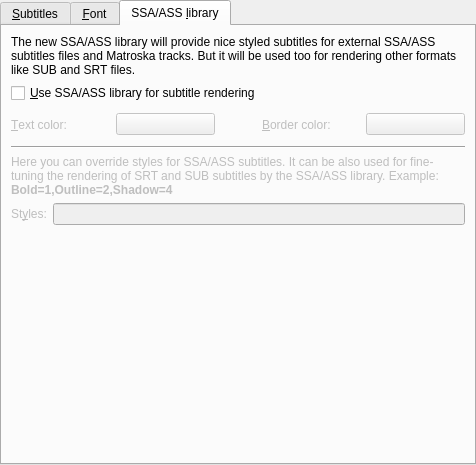
Above: src/prefsubtitles.ui from wilbert2000/wzplayer before the change. Below: the same form after it.
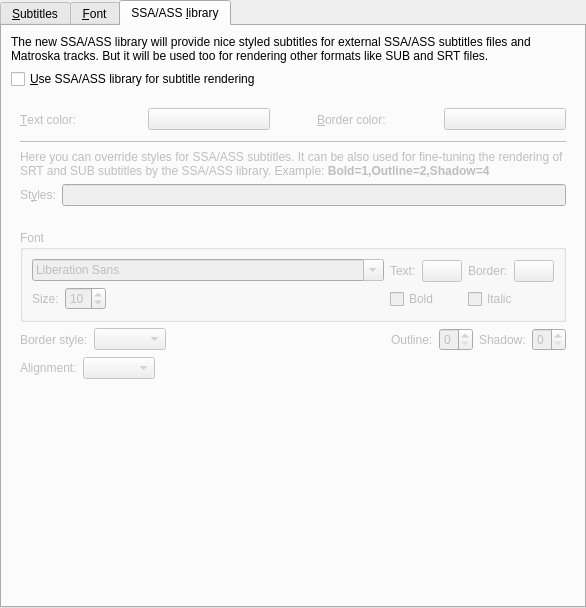
That is the form after the change. The open tabs and pages were chosen to show the change. Custom widgets are drawn as their Qt base class.

Commit message: Started to write a new method to customize subtitles when using the SSA/ASS lib. Added some new options in Preferences->Subtitles->SSA/ASS library, to select the font, size, colors... Then all of this is saved to $HOME/.smplayer/styles.ass and the file is passed to mplayer using -ass-styles.

Diff of the .ui file:
```diff
--- a/src/prefsubtitles.ui
+++ b/src/prefsubtitles.ui
@@ -5,17 +5,14 @@
    <rect>
     <x>0</x>
     <y>0</y>
-    <width>476</width>
-    <height>465</height>
+    <width>586</width>
+    <height>608</height>
    </rect>
   </property>
   <property name="windowTitle" >
    <string/>
   </property>
   <layout class="QVBoxLayout" >
-   <property name="spacing" >
-    <number>0</number>
-   </property>
    <property name="leftMargin" >
     <number>0</number>
    </property>
@@ -708,21 +705,6 @@
        <string>SSA/ASS &amp;library</string>
       </attribute>
       <layout class="QVBoxLayout" >
-       <property name="spacing" >
-        <number>6</number>
-       </property>
-       <property name="leftMargin" >
-        <number>9</number>
-       </property>
-       <property name="topMargin" >
-        <number>9</number>
-       </property>
-       <property name="rightMargin" >
-        <number>9</number>
-       </property>
-       <property name="bottomMargin" >
-        <number>9</number>
-       </property>
        <item>
         <widget class="QLabel" name="textLabel1_14" >
          <property name="text" >
@@ -744,6 +726,12 @@
         </widget>
        </item>
        <item>
+        <widget class="QWidget" native="1" name="simple_styles_container" >
+         <property name="enabled" >
+          <bool>false</bool>
+         </property>
+         <layout class="QVBoxLayout" >
+          <item>
         <layout class="QHBoxLayout" >
          <property name="spacing" >
           <number>6</number>
@@ -762,9 +750,6 @@
          </property>
          <item>
           <widget class="QLabel" name="asscolor_label" >
-           <property name="enabled" >
-            <bool>false</bool>
-           </property>
            <property name="text" >
             <string>&amp;Text color:</string>
            </property>
@@ -778,9 +763,6 @@
          </item>
          <item>
           <widget class="SelectColorButton" name="colorButton" >
-           <property name="enabled" >
-            <bool>false</bool>
-           </property>
            <property name="text" >
             <string/>
            </property>
@@ -804,9 +786,6 @@
          </item>
          <item>
           <widget class="QLabel" name="assbordercolor_label" >
-           <property name="enabled" >
-            <bool>false</bool>
-           </property>
            <property name="text" >
             <string>&amp;Border color:</string>
            </property>
@@ -820,9 +799,6 @@
          </item>
          <item>
           <widget class="SelectColorButton" name="borderButton" >
-           <property name="enabled" >
-            <bool>false</bool>
-           </property>
            <property name="text" >
             <string/>
            </property>
@@ -831,19 +807,7 @@
         </layout>
        </item>
        <item>
-        <widget class="Line" name="ass_styles_line_2" >
-         <property name="sizePolicy" >
-          <sizepolicy vsizetype="Fixed" hsizetype="Expanding" >
-           <horstretch>0</horstretch>
-           <verstretch>0</verstretch>
-          </sizepolicy>
-         </property>
-         <property name="frameShape" >
-          <enum>QFrame::HLine</enum>
-         </property>
-         <property name="frameShadow" >
-          <enum>QFrame::Sunken</enum>
-         </property>
+           <widget class="Line" name="line" >
          <property name="orientation" >
           <enum>Qt::Horizontal</enum>
          </property>
@@ -851,9 +815,6 @@
        </item>
        <item>
         <widget class="QLabel" name="styles_desc_label" >
-         <property name="enabled" >
-          <bool>false</bool>
-         </property>
          <property name="text" >
           <string>Here you can override styles for SSA/ASS subtitles. It can be also used for fine-tuning the rendering of SRT and SUB subtitles by the SSA/ASS library. Example: &lt;b>Bold=1,Outline=2,Shadow=4&lt;/b></string>
          </property>
@@ -884,9 +845,6 @@
          </property>
          <item>
           <widget class="QLabel" name="ass_styles_label" >
-           <property name="enabled" >
-            <bool>false</bool>
-           </property>
            <property name="text" >
             <string>St&amp;yles:</string>
            </property>
@@ -899,13 +857,197 @@
           </widget>
          </item>
          <item>
-          <widget class="QLineEdit" name="ass_styles_edit" >
+             <widget class="QLineEdit" name="ass_styles_edit" />
+            </item>
+           </layout>
+          </item>
+         </layout>
+        </widget>
+       </item>
+       <item>
+        <widget class="QWidget" native="1" name="styles_container" >
            <property name="enabled" >
             <bool>false</bool>
            </property>
-          </widget>
-         </item>
-        </layout>
+         <layout class="QVBoxLayout" >
+          <item>
+           <widget class="QGroupBox" name="groupBox_4" >
+            <property name="title" >
+             <string>Font</string>
+            </property>
+            <layout class="QGridLayout" >
+             <item row="0" column="0" colspan="3" >
+              <widget class="MyFontComboBox" name="style_font_combo" />
+             </item>
+             <item rowspan="2" row="0" column="3" >
+              <layout class="QGridLayout" >
+               <item row="0" column="0" >
+                <widget class="QLabel" name="label_2" >
+                 <property name="text" >
+                  <string>Text:</string>
+                 </property>
+                </widget>
+               </item>
+               <item row="0" column="1" >
+                <widget class="SelectColorButton" name="style_text_color_button" >
+                 <property name="text" >
+                  <string/>
+                 </property>
+                </widget>
+               </item>
+               <item row="0" column="2" >
+                <widget class="QLabel" name="label_3" >
+                 <property name="text" >
+                  <string>Border:</string>
+                 </property>
+                </widget>
+               </item>
+               <item row="0" column="3" >
+                <widget class="SelectColorButton" name="style_border_color_button" >
+                 <property name="text" >
+                  <string/>
+                 </property>
+                </widget>
+               </item>
+               <item row="1" column="0" colspan="2" >
+                <widget class="QCheckBox" name="style_bold_check" >
+                 <property name="text" >
+                  <string>Bold</string>
+                 </property>
+                </widget>
+               </item>
+               <item row="1" column="2" colspan="2" >
+                <widget class="QCheckBox" name="style_italic_check" >
+                 <property name="text" >
+                  <string>Italic</string>
+                 </property>
+                </widget>
+               </item>
+              </layout>
+             </item>
+             <item row="1" column="0" >
+              <widget class="QLabel" name="label" >
+               <property name="text" >
+                <string>Size:</string>
+               </property>
+              </widget>
+             </item>
+             <item row="1" column="1" >
+              <widget class="QSpinBox" name="style_size_spin" >
+               <property name="minimum" >
+                <number>1</number>
+               </property>
+               <property name="value" >
+                <number>10</number>
+               </property>
+              </widget>
+             </item>
+             <item row="1" column="2" >
+              <spacer>
+               <property name="orientation" >
+                <enum>Qt::Horizontal</enum>
+               </property>
+               <property name="sizeHint" >
+                <size>
+                 <width>40</width>
+                 <height>20</height>
+                </size>
+               </property>
+              </spacer>
+             </item>
+            </layout>
+           </widget>
+          </item>
+          <item>
+           <layout class="QHBoxLayout" >
+            <item>
+             <widget class="QLabel" name="label_5" >
+              <property name="text" >
+               <string>Border style:</string>
+              </property>
+             </widget>
+            </item>
+            <item>
+             <widget class="QComboBox" name="style_border_style_combo" />
+            </item>
+            <item>
+             <spacer>
+              <property name="orientation" >
+               <enum>Qt::Horizontal</enum>
+              </property>
+              <property name="sizeHint" >
+               <size>
+                <width>40</width>
+                <height>20</height>
+               </size>
+              </property>
+             </spacer>
+            </item>
+            <item>
+             <widget class="QLabel" name="label_6" >
+              <property name="text" >
+               <string>Outline:</string>
+              </property>
+             </widget>
+            </item>
+            <item>
+             <widget class="QSpinBox" name="style_outline_spin" >
+              <property name="minimum" >
+               <number>0</number>
+              </property>
+              <property name="maximum" >
+               <number>4</number>
+              </property>
+              <property name="value" >
+               <number>0</number>
+              </property>
+             </widget>
+            </item>
+            <item>
+             <widget class="QLabel" name="label_7" >
+              <property name="text" >
+               <string>Shadow:</string>
+              </property>
+             </widget>
+            </item>
+            <item>
+             <widget class="QSpinBox" name="style_shadow_spin" >
+              <property name="maximum" >
+               <number>4</number>
+              </property>
+             </widget>
+            </item>
+           </layout>
+          </item>
+          <item>
+           <layout class="QHBoxLayout" >
+            <item>
+             <widget class="QLabel" name="label_4" >
+              <property name="text" >
+               <string>Alignment:</string>
+              </property>
+             </widget>
+            </item>
+            <item>
+             <widget class="QComboBox" name="style_alignment_combo" />
+            </item>
+            <item>
+             <spacer>
+              <property name="orientation" >
+               <enum>Qt::Horizontal</enum>
+              </property>
+              <property name="sizeHint" >
+               <size>
+                <width>241</width>
+                <height>20</height>
+               </size>
+              </property>
+             </spacer>
+            </item>
+           </layout>
+          </item>
+         </layout>
+        </widget>
        </item>
        <item>
         <spacer>
@@ -914,8 +1056,8 @@
          </property>
          <property name="sizeHint" >
           <size>
-           <width>20</width>
-           <height>61</height>
+           <width>564</width>
+           <height>20</height>
           </size>
          </property>
         </spacer>
```
Left out of the diff: 144 changed lines with no effect on the pictures. Lines whose indentation alone changed are shown as unchanged. The commit also changes 6 other files.
